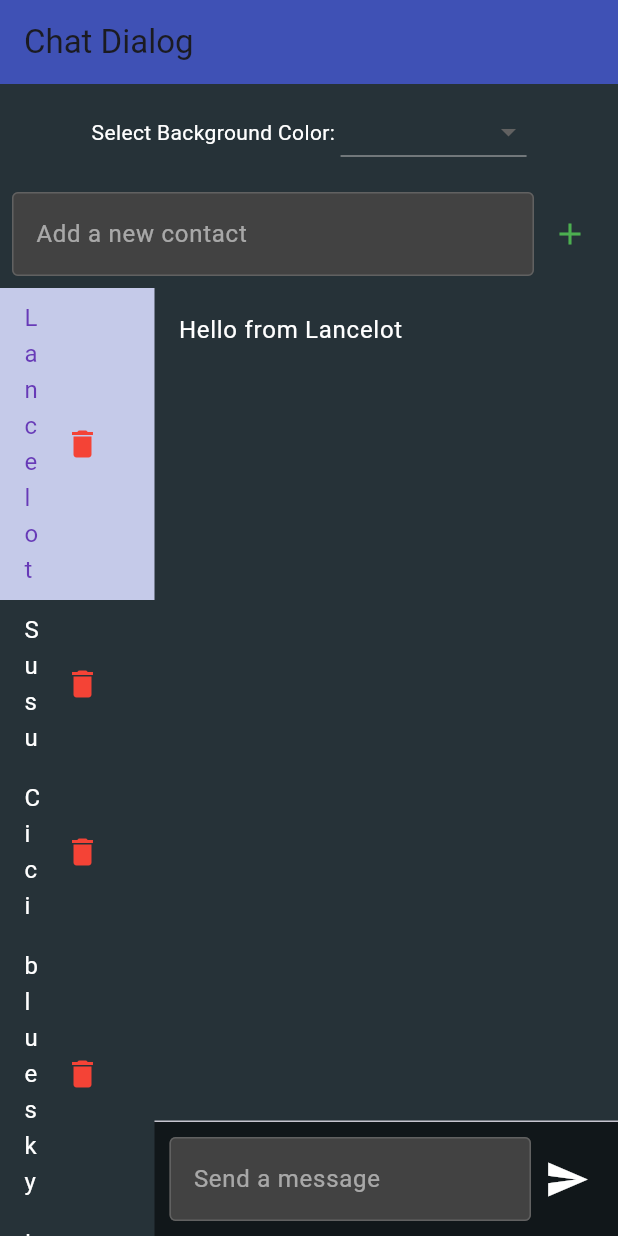
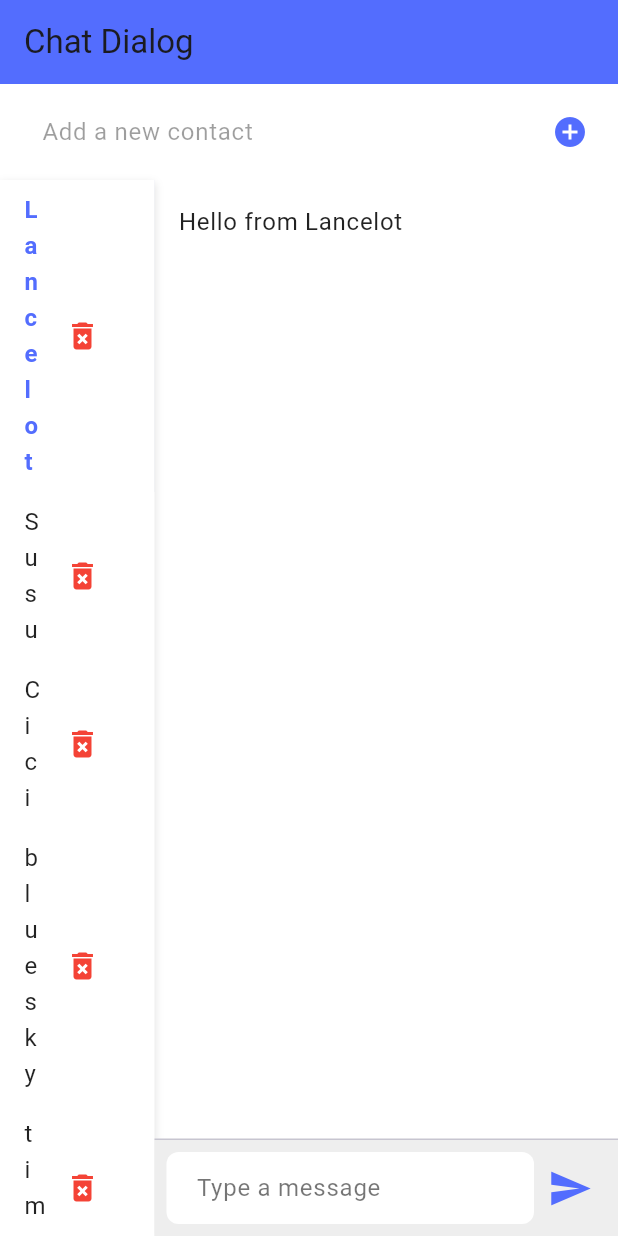
Before and after one commit to could-ai/0197d443-0150-7ce1-b2ca-99f3455ad382, a Flutter app: the screen it shows after launch, on a phone screen of 412 x 824 dp. Run offline on Flutter 3.47's test engine with Material 3 defaults, Android fonts, the phone set to English and light mode, and no system bars.

Commit message:
AI Assistant: Update lib/chat_screen.dart

```diff
--- a/usr/lib/chat_screen.dart
+++ b/usr/lib/chat_screen.dart
@@ -23,7 +23,7 @@ class _ChatScreenState extends State<ChatScreen> {
   final TextEditingController _controller = TextEditingController();
   final TextEditingController _newContactController = TextEditingController();
 
-  Color _backgroundColor = Colors.blueGrey[900]!;
+  Color _backgroundColor = Colors.white;
 
   void _sendMessage() {
     if (_controller.text.isNotEmpty) {
@@ -83,7 +83,8 @@ class _ChatScreenState extends State<ChatScreen> {
     return Scaffold(
       appBar: AppBar(
         title: const Text('Chat Dialog'),
-        backgroundColor: Colors.indigo,
+        backgroundColor: Colors.indigoAccent,
+        elevation: 0,
       ),
       backgroundColor: _backgroundColor,
       body: Column(
@@ -91,53 +92,26 @@ class _ChatScreenState extends State<ChatScreen> {
           Padding(
             padding: const EdgeInsets.all(8.0),
             child: Row(
-              mainAxisAlignment: MainAxisAlignment.center,
-              children: [
-                const Text('Select Background Color: ', style: TextStyle(color: Colors.white)),
-                DropdownButton<Color>(
-                  value: _backgroundColor,
-                  items: <Color>[Colors.blueGrey[900]!, Colors.indigo, Colors.green]
-                      .map((Color color) {
-                    return DropdownMenuItem<Color>(
-                      value: color,
-                      child: Container(width: 100, height: 20, color: color),
-                    );
-                  }).toList(),
-                  onChanged: (Color? newColor) {
-                    setState(() {
-                      if (newColor != null) {
-                        _backgroundColor = newColor;
-                      }
-                    });
-                  },
-                ),
-              ],
-            ),
-          ),
-          Padding(
-            padding: const EdgeInsets.all(8.0),
-            child: Row(
               children: <Widget>[
                 Expanded(
                   child: TextField(
                     controller: _newContactController,
-                    style: TextStyle(color: Colors.white),
+                    style: TextStyle(color: Colors.black87),
                     decoration: InputDecoration(
                       hintText: 'Add a new contact',
-                      hintStyle: TextStyle(color: Colors.white54),
+                      hintStyle: TextStyle(color: Colors.black38),
                       filled: true,
-                      fillColor: Colors.grey[800],
-                      enabledBorder: OutlineInputBorder(
-                        borderSide: BorderSide(color: Colors.grey[700]!),
+                      fillColor: Colors.white,
+                      border: OutlineInputBorder(
+                        borderRadius: BorderRadius.circular(8.0),
+                        borderSide: BorderSide.none,
                       ),
-                      focusedBorder: OutlineInputBorder(
-                        borderSide: BorderSide(color: Colors.blueAccent),
-                      ),
+                      contentPadding: EdgeInsets.symmetric(horizontal: 16.0),
                     ),
                   ),
                 ),
                 IconButton(
-                  icon: Icon(Icons.add, color: Colors.green),
+                  icon: Icon(Icons.add_circle, color: Colors.indigoAccent),
                   onPressed: _addContact,
                 ),
               ],
@@ -148,17 +122,29 @@ class _ChatScreenState extends State<ChatScreen> {
               children: <Widget>[
                 Expanded(
                   flex: 1,
+                  child: Container(
+                    decoration: BoxDecoration(
+                      color: Colors.white,
+                      boxShadow: [
+                        BoxShadow(
+                          color: Colors.black12,
+                          blurRadius: 4,
+                          offset: Offset(0, 2),
+                        ),
+                      ],
+                    ),
                     child: ListView(
                       children: _contactMessages.keys.map((contact) {
                         return ListTile(
                           title: Text(
                             contact,
                             style: TextStyle(
-                            color: _selectedContact == contact ? Colors.deepPurple : Colors.white,
+                              color: _selectedContact == contact ? Colors.indigoAccent : Colors.black87,
+                              fontWeight: _selectedContact == contact ? FontWeight.bold : FontWeight.normal,
                             ),
                           ),
                           trailing: IconButton(
-                          icon: Icon(Icons.delete, color: Colors.red),
+                            icon: Icon(Icons.delete_forever, color: Colors.red),
                             onPressed: () => _deleteContact(contact),
                           ),
                           onTap: () {
@@ -166,9 +152,10 @@ class _ChatScreenState extends State<ChatScreen> {
                               _selectedContact = contact;
                             });
                           },
-                        tileColor: _selectedContact == contact ? Colors.indigo[100] : null,
+                          tileColor: _selectedContact == contact ? Colors.indigo[50] : Colors.white,
                         );
                       }).toList(),
+                    ),
                   ),
                 ),
                 Expanded(
@@ -182,7 +169,7 @@ class _ChatScreenState extends State<ChatScreen> {
                             return ListTile(
                               title: Text(
                                 _contactMessages[_selectedContact]?[index] ?? '',
-                                style: TextStyle(color: Colors.white),
+                                style: TextStyle(color: Colors.black87),
                               ),
                             );
                           },
@@ -190,25 +177,24 @@ class _ChatScreenState extends State<ChatScreen> {
                       ),
                       const Divider(height: 1.0),
                       Container(
-                        padding: const EdgeInsets.all(10.0),
-                        color: Colors.black54,
+                        padding: const EdgeInsets.all(8.0),
+                        color: Colors.grey[200],
                         child: Row(
                           children: <Widget>[
                             Expanded(
                               child: TextField(
                                 controller: _controller,
-                                style: TextStyle(color: Colors.white),
+                                style: TextStyle(color: Colors.black87),
                                 decoration: InputDecoration(
-                                  hintText: 'Send a message',
-                                  hintStyle: TextStyle(color: Colors.white54),
+                                  hintText: 'Type a message',
+                                  hintStyle: TextStyle(color: Colors.black54),
                                   filled: true,
-                                  fillColor: Colors.grey[800],
-                                  enabledBorder: OutlineInputBorder(
-                                    borderSide: BorderSide(color: Colors.grey[700]!),
+                                  fillColor: Colors.white,
+                                  border: OutlineInputBorder(
+                                    borderRadius: BorderRadius.circular(8.0),
+                                    borderSide: BorderSide.none,
                                   ),
-                                  focusedBorder: OutlineInputBorder(
-                                    borderSide: BorderSide(color: Colors.blueAccent),
-                                  ),
+                                  contentPadding: EdgeInsets.symmetric(horizontal: 16.0),
                                 ),
                                 onSubmitted: (_) => _sendMessage(),
                               ),
@@ -216,7 +202,7 @@ class _ChatScreenState extends State<ChatScreen> {
                             Material(
                               color: Colors.transparent,
                               child: IconButton(
-                                icon: const Icon(Icons.send, size: 30.0, color: Colors.white),
+                                icon: const Icon(Icons.send, size: 30.0, color: Colors.indigoAccent),
                                 onPressed: _sendMessage,
                                 splashRadius: 20.0,
                               ),
```
Lines whose indentation alone changed are shown as unchanged.
